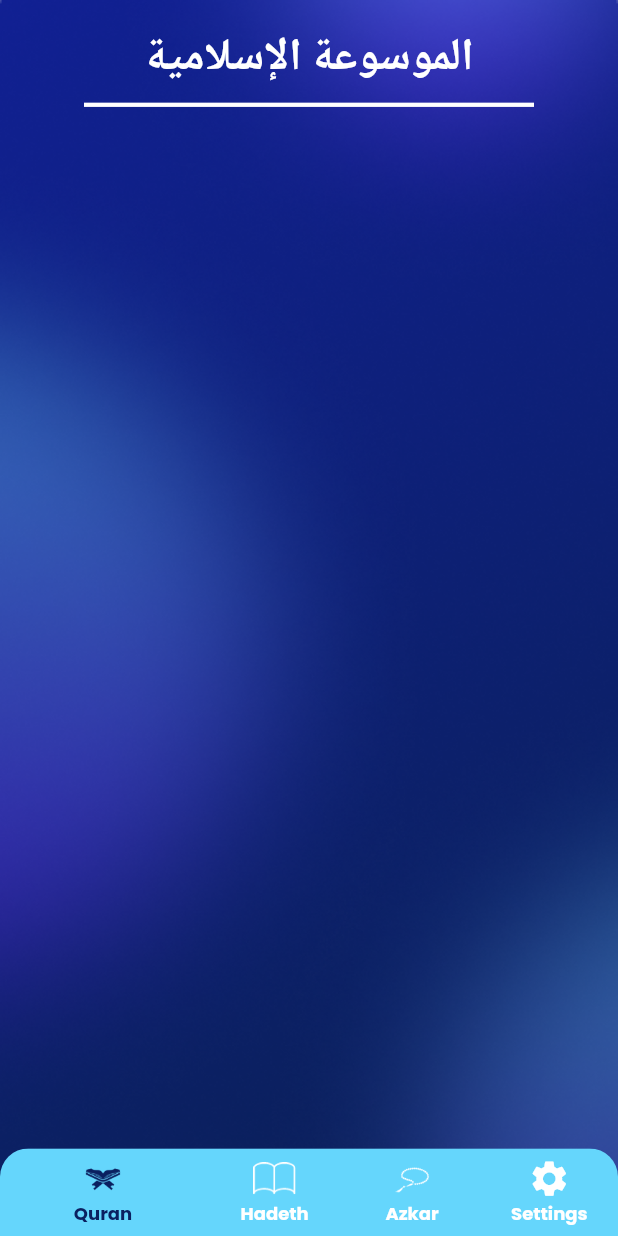
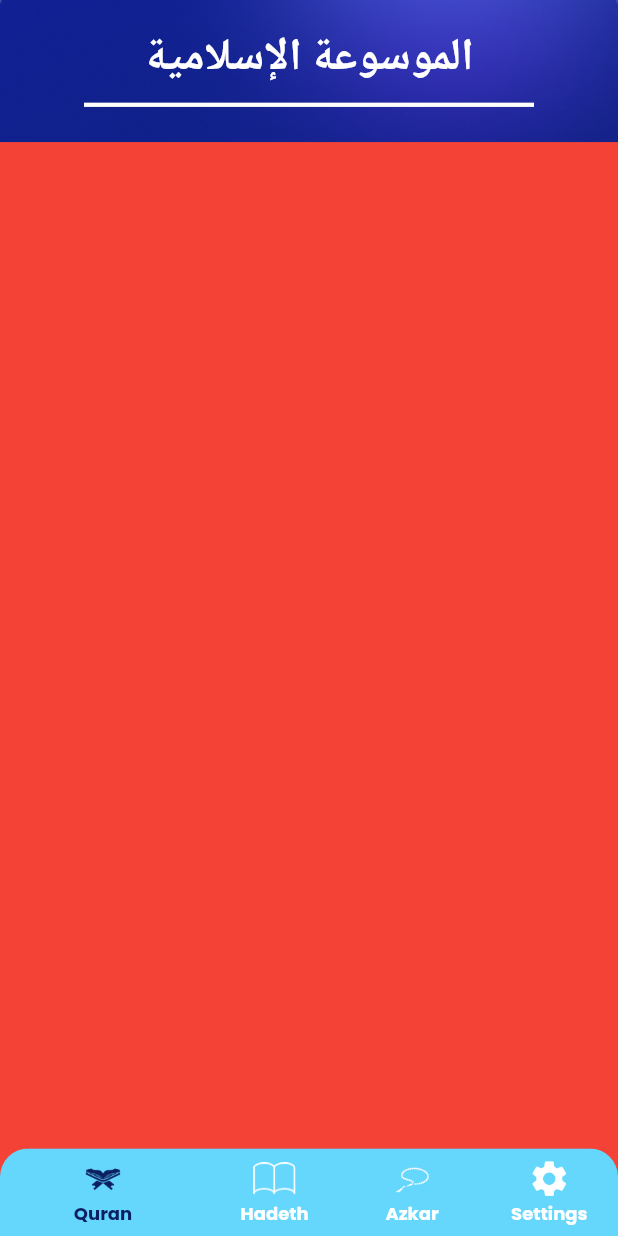
Before and after one commit to heshamgasser/islamicEncyclopaedia, a Flutter app: the screen it shows after launch, on a phone screen of 412 x 824 dp. Run offline on Flutter 3.47's test engine with Material 2 defaults, Android fonts, the light colour scheme and no system bars; our stand-ins replace flutter_screenutil, google_fonts.

Commit message:
prepare tabs screen

```diff
--- a/lib/provider/home_provider.dart
+++ b/lib/provider/home_provider.dart
@@ -1,4 +1,8 @@
 import 'package:flutter/material.dart';
+import 'package:quran/screen/tabs/azkar_tab.dart';
+import 'package:quran/screen/tabs/hadeth_tab.dart';
+import 'package:quran/screen/tabs/quran_tab.dart';
+import 'package:quran/screen/tabs/setting_tab.dart';
 
 class HomeProvider extends ChangeNotifier{
 
@@ -9,4 +13,7 @@ class HomeProvider extends ChangeNotifier{
     notifyListeners();
   }
 
+
+  List<Widget> tabs = [QuranTab(), HadethTab(), AzkarTab(), SettingsTab()];
+
 }
--- a/lib/screen/home_layout.dart
+++ b/lib/screen/home_layout.dart
@@ -37,6 +37,7 @@ class HomeLayout extends StatelessWidget {
               ),
             ),
 
+          body: homeProvider.tabs[homeProvider.selectedIndex],
 
             bottomNavigationBar: ClipRRect(
               borderRadius: BorderRadius.only(
--- /dev/null
+++ b/lib/screen/tabs/quran_tab.dart
@@ -0,0 +1,13 @@
+import 'package:flutter/material.dart';
+
+class QuranTab extends StatelessWidget {
+  const QuranTab({super.key});
+
+  @override
+  Widget build(BuildContext context) {
+    return Container(
+
+      color: Colors.red,
+    );
+  }
+}
```
Also changed, not shown: lib/screen/tabs/azkar_tab.dart (added, +12 -0 lines), lib/screen/tabs/hadeth_tab.dart (added, +12 -0 lines), lib/screen/tabs/setting_tab.dart (added, +12 -0 lines).
